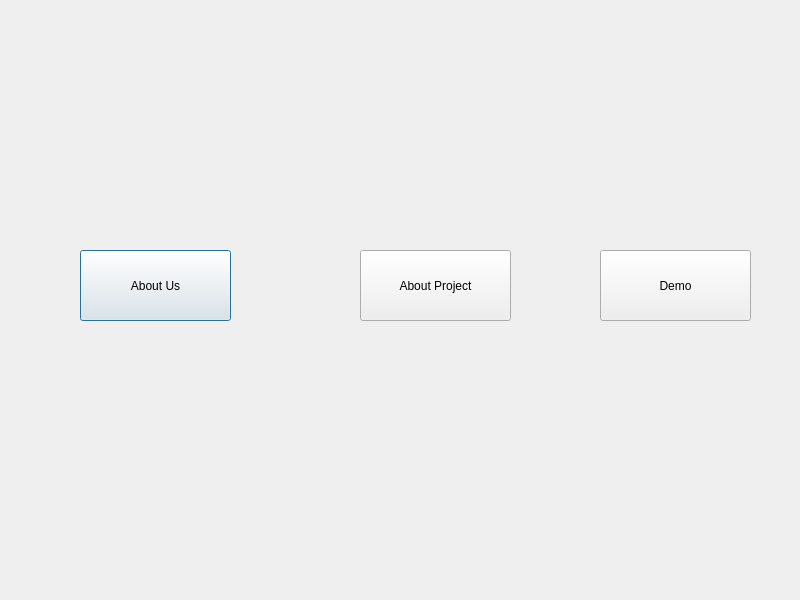
Above: secpage.ui from m-muneebrehman/pd before the change. Below: the same form after it.
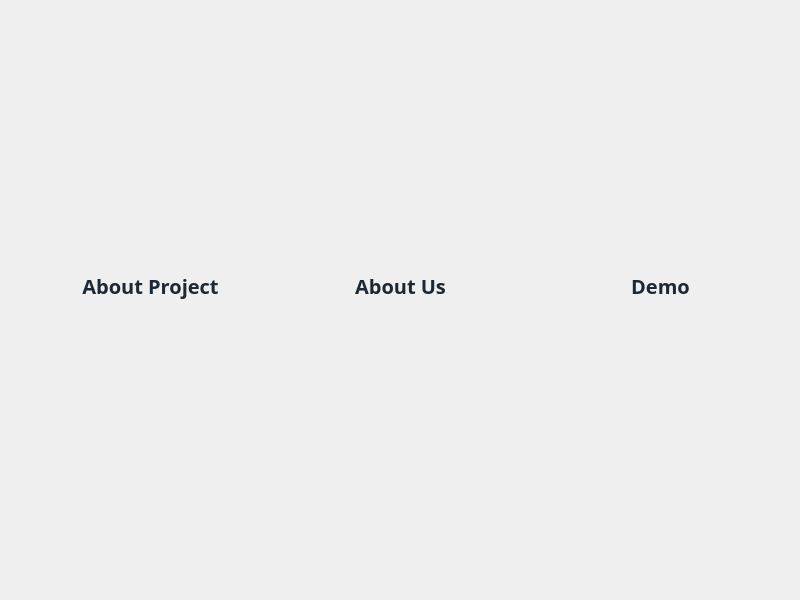
That is the form after the change.

Diff of the .ui file:
```diff
--- a/secpage.ui
+++ b/secpage.ui
@@ -10,15 +10,77 @@
     <height>600</height>
    </rect>
   </property>
+  <property name="font">
+   <font>
+    <family>Cyber Alert</family>
+    <pointsize>36</pointsize>
+   </font>
+  </property>
   <property name="windowTitle">
    <string>Dialog</string>
   </property>
+  <property name="styleSheet">
+   <string notr="true">/* Dialog with a gradient background for a futuristic feel */
+QDialog {
+    background: qlineargradient(spread:pad, x1:0, y1:0, x2:1, y2:1, 
+                                stop:0 #2c3e50, stop:1 #4ca1af); /* Gradient */
+    font-family: 'Cyber Alert', sans-serif; /* Cyber Alert font family */
+    color: #ecf0f1; /* Light text for contrast */
+    border-radius: 12px; /* Rounded edges */
+}
+
+/* Style for labels with neon effect */
+QLabel {
+    color: #00ffcc; /* Neon aqua */
+    font-size: 18px; /* Reduced font size */
+    font-weight: bold;
+    text-align: center;
+    font-family: 'Cyber Alert', sans-serif; /* Cyber Alert font */
+}
+
+/* Style for buttons */
+QPushButton {
+    background: qlineargradient(spread:pad, x1:0, y1:0, x2:1, y2:1, 
+                                stop:0 #1f4037, stop:1 #99f2c8); /* Gradient background */
+    color: #1c2833; /* Dark text */
+    border: none; /* No border */
+    border-radius: 20px; /* Rounded edges */
+    padding: 10px 20px; /* Adjusted padding for smaller button */
+    font-size: 20px; /* Reduced font size */
+    font-weight: bold;
+    font-family: 'Brittanic', sans-serif; /* Brittanic font for buttons */
+}
+
+/* Hover effect for buttons */
+QPushButton:hover {
+    background: qlineargradient(spread:pad, x1:0, y1:0, x2:1, y2:1, 
+                                stop:0 #34e89e, stop:1 #0f3443); /* Vibrant gradient */
+    color: #ecf0f1; /* Switch text to light for contrast */
+}
+
+/* Style for line edits */
+QLineEdit {
+    background-color: #1c2833; /* Dark background */
+    color: #ecf0f1; /* Light text */
+    border: 2px solid #00d1b2; /* Neon border */
+    border-radius: 12px; /* Adjusted for smaller size */
+    padding: 6px 10px; /* Adjusted padding for smaller input */
+    font-size: 16px; /* Reduced font size */
+    font-family: 'Cyber Alert', sans-serif; /* Cyber Alert font */
+}
+
+/* Focus effect for line edits */
+QLineEdit:focus {
+    border-color: #34e89e; /* Change border color when focused */
+}
+</string>
+  </property>
   <widget class="QPushButton" name="Aboutus">
    <property name="geometry">
     <rect>
-     <x>80</x>
+     <x>310</x>
      <y>250</y>
-     <width>151</width>
+     <width>181</width>
      <height>71</height>
     </rect>
    </property>
@@ -29,12 +91,19 @@
   <widget class="QPushButton" name="Aboutpro">
    <property name="geometry">
     <rect>
-     <x>360</x>
+     <x>60</x>
      <y>250</y>
-     <width>151</width>
+     <width>181</width>
      <height>71</height>
     </rect>
    </property>
+   <property name="font">
+    <font>
+     <family>Brittanic</family>
+     <pointsize>-1</pointsize>
+     <bold>true</bold>
+    </font>
+   </property>
    <property name="text">
     <string>About Project</string>
    </property>
@@ -42,9 +111,9 @@
   <widget class="QPushButton" name="Demo">
    <property name="geometry">
     <rect>
-     <x>600</x>
+     <x>570</x>
      <y>250</y>
-     <width>151</width>
+     <width>181</width>
      <height>71</height>
     </rect>
    </property>
```
